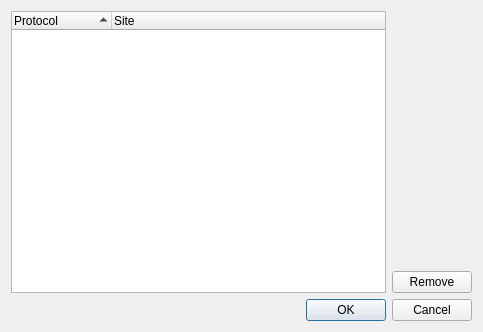
Above: src/lib/other/protocolhandlerdialog.ui from Tauzun/midori-web- before the change. Below: the same form after it.
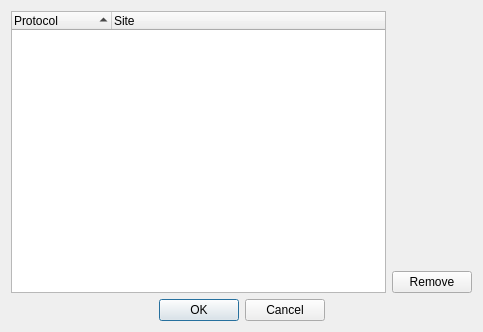
That is the form after the change.

```diff
--- a/src/lib/other/protocolhandlerdialog.ui
+++ b/src/lib/other/protocolhandlerdialog.ui
@@ -22,6 +22,9 @@
      <property name="standardButtons">
       <set>QDialogButtonBox::Cancel|QDialogButtonBox::Ok</set>
      </property>
+     <property name="centerButtons">
+      <bool>true</bool>
+     </property>
     </widget>
    </item>
    <item row="0" column="0">
```
Left out of the diff: 6 changed lines with no effect on the pictures.
